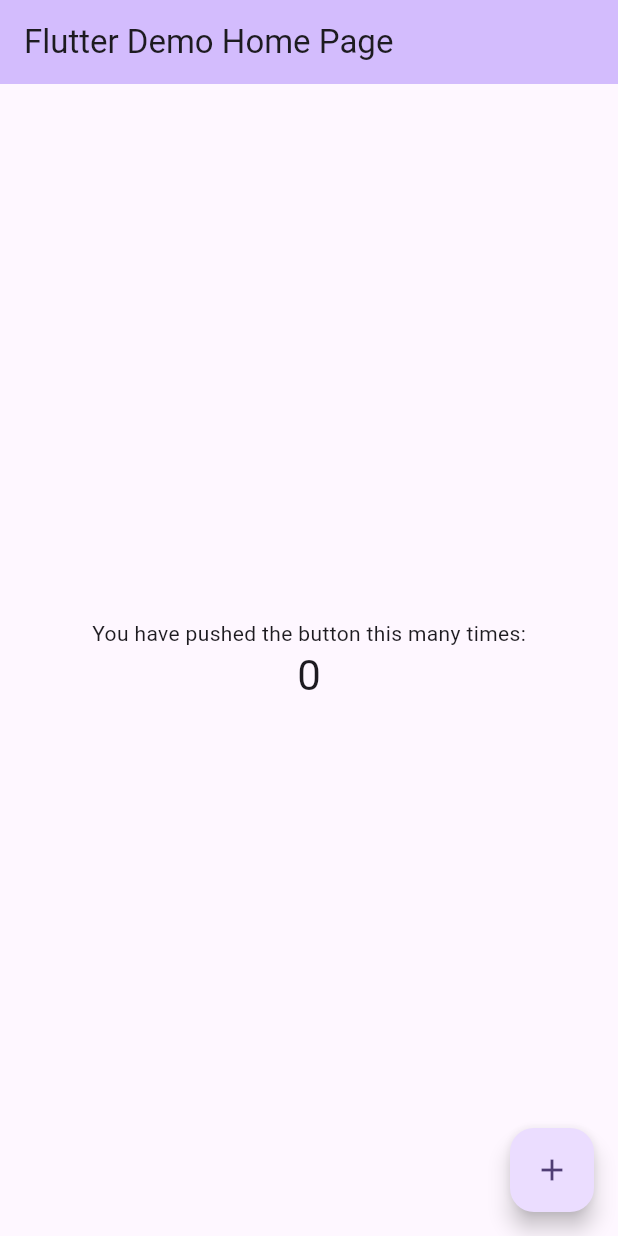
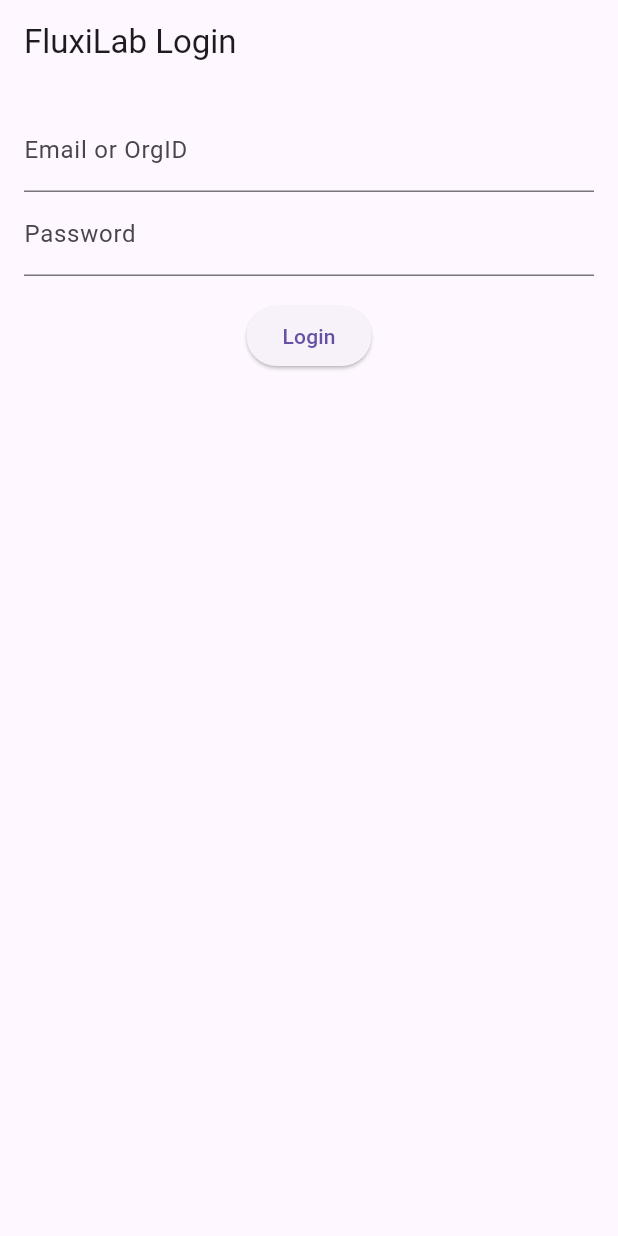
Before and after one commit to John-Cap/FluxiLab_dev, a Flutter app: the screen it shows after launch, on a phone screen of 412 x 824 dp. Run offline on Flutter 3.47's test engine with Material 3 defaults, Android fonts, the phone set to English and light mode, and no system bars; our stand-ins replace flutter_secure_storage; missing offline and left inert: mqtt_client.

Commit message:
Started construction of screens

```diff
--- a/flutter_web/lib/main.dart
+++ b/flutter_web/lib/main.dart
@@ -1,122 +1,30 @@
 import 'package:flutter/material.dart';
+import 'package:flutter_web/screens/fumehood_screen.dart';
+import 'mqtt/mqtt_service.dart';
+import 'mqtt/mqtt_topics.dart';
+import 'screens/login_screen.dart';
 
 void main() {
-  runApp(const MyApp());
+  runApp(MyApp());
 }
 
 class MyApp extends StatelessWidget {
-  const MyApp({super.key});
+  final mqtt = MQTTService(
+    broker: 'localhost',
+    clientId: 'flutterClient_${DateTime.now().millisecondsSinceEpoch}',
+    subscribeTopics: [MqttTopics.loginResponse],
+  );
 
-  // This widget is the root of your application.
+  MyApp({super.key});
+
   @override
   Widget build(BuildContext context) {
     return MaterialApp(
-      title: 'Flutter Demo',
-      theme: ThemeData(
-        // This is the theme of your application.
-        //
-        // TRY THIS: Try running your application with "flutter run". You'll see
-        // the application has a purple toolbar. Then, without quitting the app,
-        // try changing the seedColor in the colorScheme below to Colors.green
-        // and then invoke "hot reload" (save your changes or press the "hot
-        // reload" button in a Flutter-supported IDE, or press "r" if you used
-        // the command line to start the app).
-        //
-        // Notice that the counter didn't reset back to zero; the application
-        // state is not lost during the reload. To reset the state, use hot
-        // restart instead.
-        //
-        // This works for code too, not just values: Most code changes can be
-        // tested with just a hot reload.
-        colorScheme: ColorScheme.fromSeed(seedColor: Colors.deepPurple),
-      ),
-      home: const MyHomePage(title: 'Flutter Demo Home Page'),
+      title: 'FluxiLab',
+      routes: {
+        '/': (context) => LoginScreen(mqtt: mqtt),
+        '/fumehoods': (context) => FumehoodScreen(mqtt: mqtt),
+      },
     );
   }
 }
-
-class MyHomePage extends StatefulWidget {
-  const MyHomePage({super.key, required this.title});
-
-  // This widget is the home page of your application. It is stateful, meaning
-  // that it has a State object (defined below) that contains fields that affect
-  // how it looks.
-
-  // This class is the configuration for the state. It holds the values (in this
-  // case the title) provided by the parent (in this case the App widget) and
-  // used by the build method of the State. Fields in a Widget subclass are
-  // always marked "final".
-
-  final String title;
-
-  @override
-  State<MyHomePage> createState() => _MyHomePageState();
-}
-
-class _MyHomePageState extends State<MyHomePage> {
-  int _counter = 0;
-
-  void _incrementCounter() {
-    setState(() {
-      // This call to setState tells the Flutter framework that something has
-      // changed in this State, which causes it to rerun the build method below
-      // so that the display can reflect the updated values. If we changed
-      // _counter without calling setState(), then the build method would not be
-      // called again, and so nothing would appear to happen.
-      _counter++;
-    });
-  }
-
-  @override
-  Widget build(BuildContext context) {
-    // This method is rerun every time setState is called, for instance as done
-    // by the _incrementCounter method above.
-    //
-    // The Flutter framework has been optimized to make rerunning build methods
-    // fast, so that you can just rebuild anything that needs updating rather
-    // than having to individually change instances of widgets.
-    return Scaffold(
-      appBar: AppBar(
-        // TRY THIS: Try changing the color here to a specific color (to
-        // Colors.amber, perhaps?) and trigger a hot reload to see the AppBar
-        // change color while the other colors stay the same.
-        backgroundColor: Theme.of(context).colorScheme.inversePrimary,
-        // Here we take the value from the MyHomePage object that was created by
-        // the App.build method, and use it to set our appbar title.
-        title: Text(widget.title),
-      ),
-      body: Center(
-        // Center is a layout widget. It takes a single child and positions it
-        // in the middle of the parent.
-        child: Column(
-          // Column is also a layout widget. It takes a list of children and
-          // arranges them vertically. By default, it sizes itself to fit its
-          // children horizontally, and tries to be as tall as its parent.
-          //
-          // Column has various properties to control how it sizes itself and
-          // how it positions its children. Here we use mainAxisAlignment to
-          // center the children vertically; the main axis here is the vertical
-          // axis because Columns are vertical (the cross axis would be
-          // horizontal).
-          //
-          // TRY THIS: Invoke "debug painting" (choose the "Toggle Debug Paint"
-          // action in the IDE, or press "p" in the console), to see the
-          // wireframe for each widget.
-          mainAxisAlignment: MainAxisAlignment.center,
-          children: <Widget>[
-            const Text('You have pushed the button this many times:'),
-            Text(
-              '$_counter',
-              style: Theme.of(context).textTheme.headlineMedium,
-            ),
-          ],
-        ),
-      ),
-      floatingActionButton: FloatingActionButton(
-        onPressed: _incrementCounter,
-        tooltip: 'Increment',
-        child: const Icon(Icons.add),
-      ), // This trailing comma makes auto-formatting nicer for build methods.
-    );
-  }
-}
--- a/flutter_web/lib/mqtt/mqtt_topics.dart
+++ b/flutter_web/lib/mqtt/mqtt_topics.dart
@@ -0,0 +1,13 @@
+class MqttTopics {
+  static const loginRequest = 'frontend/login/request';
+  static const loginResponse = 'backend/login/response';
+
+  static const fumehoodRequest = 'frontend/fumehoods/list';
+  static const fumehoodResponse = 'backend/fumehoods/list_response';
+
+  static const checkoutRequest = 'frontend/fumehoods/checkout';
+  static const checkoutResponse = 'backend/fumehoods/checkout_response';
+
+  static const releaseRequest = 'frontend/fumehoods/release';
+  static const releaseResponse = 'backend/fumehoods/release_response';
+}
--- a/flutter_web/lib/screens/login_screen.dart
+++ b/flutter_web/lib/screens/login_screen.dart
@@ -0,0 +1,103 @@
+import 'package:flutter/material.dart';
+import 'package:flutter_secure_storage/flutter_secure_storage.dart';
+import '../mqtt/mqtt_service.dart';
+import '../mqtt/mqtt_topics.dart';
+
+class LoginScreen extends StatefulWidget {
+  final MQTTService mqtt;
+
+  const LoginScreen({super.key, required this.mqtt});
+
+  @override
+  State<LoginScreen> createState() => _LoginScreenState();
+}
+
+class _LoginScreenState extends State<LoginScreen> {
+  final _emailController = TextEditingController();
+  final _passwordController = TextEditingController();
+  final _storage = const FlutterSecureStorage();
+
+  String? _statusMessage;
+  bool _loading = false;
+
+  @override
+  void initState() {
+    super.initState();
+
+    // Register MQTT message handler for login responses
+    widget.mqtt.onMessage = _handleMqttMessage;
+    widget.mqtt.connect();
+  }
+
+  void _handleMqttMessage(String topic, Map<String, dynamic> payload) {
+    if (topic == MqttTopics.loginResponse) {
+      setState(() => _loading = false);
+      if (payload['status'] == 'success') {
+        _storage.write(key: 'jwt', value: payload['token']);
+        Navigator.pushReplacementNamed(context, '/fumehoods');
+      } else {
+        setState(() {
+          _statusMessage = payload['message'] ?? 'Login failed';
+        });
+      }
+    }
+  }
+
+  void _submitLogin() {
+    setState(() {
+      _loading = true;
+      _statusMessage = null;
+    });
+
+    final email = _emailController.text.trim();
+    final password = _passwordController.text;
+
+    if (email.isEmpty || password.isEmpty) {
+      setState(() {
+        _loading = false;
+        _statusMessage = 'Please fill in all fields.';
+      });
+      return;
+    }
+
+    widget.mqtt.publish(MqttTopics.loginRequest, {
+      'email': email,
+      'password': password,
+    });
+  }
+
+  @override
+  Widget build(BuildContext context) {
+    return Scaffold(
+      appBar: AppBar(title: const Text('FluxiLab Login')),
+      body: Padding(
+        padding: const EdgeInsets.all(16),
+        child: Column(
+          children: [
+            TextField(
+              controller: _emailController,
+              decoration: const InputDecoration(labelText: 'Email or OrgID'),
+            ),
+            TextField(
+              controller: _passwordController,
+              decoration: const InputDecoration(labelText: 'Password'),
+              obscureText: true,
+            ),
+            const SizedBox(height: 16),
+            ElevatedButton(
+              onPressed: _loading ? null : _submitLogin,
+              child:
+                  _loading
+                      ? const CircularProgressIndicator()
+                      : const Text('Login'),
+            ),
+            if (_statusMessage != null) ...[
+              const SizedBox(height: 16),
+              Text(_statusMessage!, style: const TextStyle(color: Colors.red)),
+            ],
+          ],
+        ),
+      ),
+    );
+  }
+}
--- a/flutter_web/pubspec.yaml
+++ b/flutter_web/pubspec.yaml
@@ -34,6 +34,9 @@
   # The following adds the Cupertino Icons font to your application.
   # Use with the CupertinoIcons class for iOS style icons.
   cupertino_icons: ^1.0.8
+  mqtt_client: ^10.8.0
+  flutter_secure_storage: ^9.2.4
+  url_launcher: ^6.2.4
 
 dev_dependencies:
   flutter_test:
```
Also changed, not shown: flutter_web/lib/models/fumehood.dart (+22 -0 lines), flutter_web/lib/mqtt/mqtt_service.dart (+76 -0 lines), flutter_web/lib/screens/fumehood_screen.dart (+160 -0 lines), flutter_web/pubspec.lock, 6 other files.
